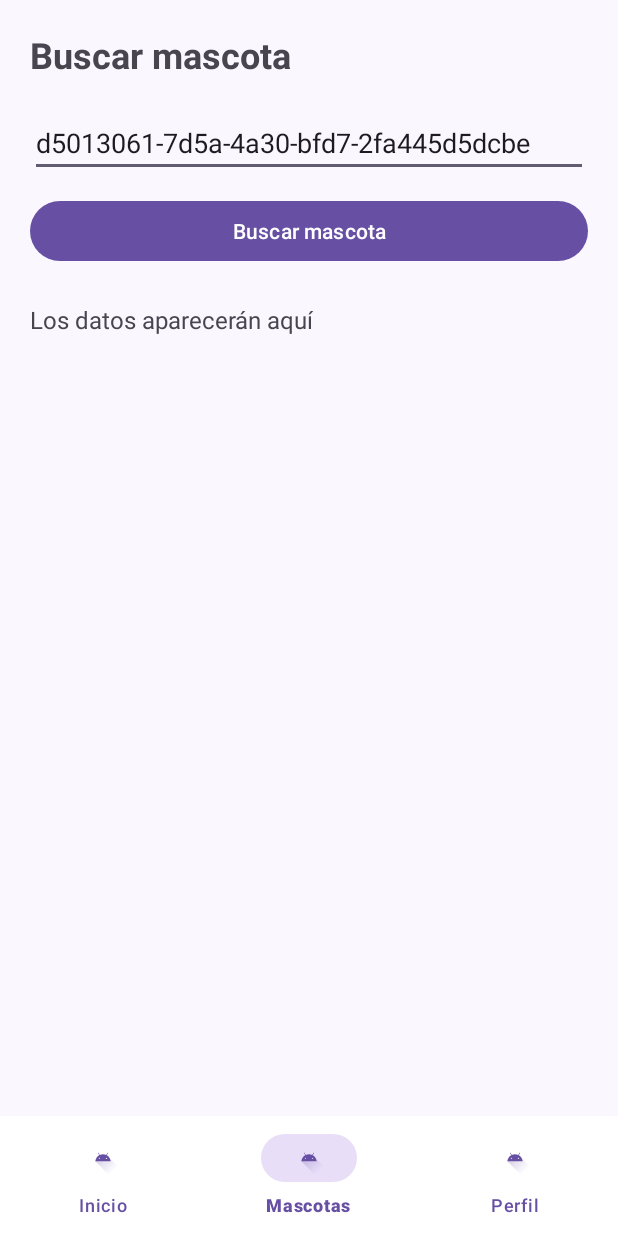
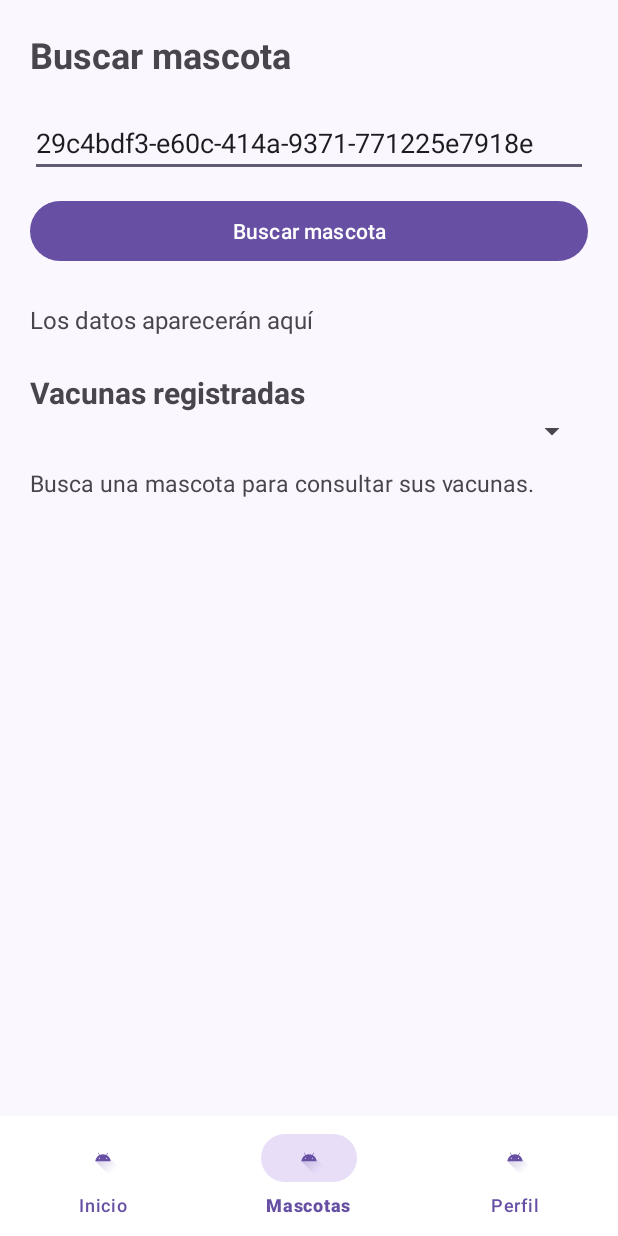
Before and after one commit to Einad004/Huellitas, an Android app: the BuscarMascota screen opened directly, with no data from a screen before it, on a phone screen of 412 x 824 dp. Run offline under Robolectric (Android 15) with nearby library versions, the phone set to English and light mode, and no system bars; our stand-ins replace Room's generated code.

Commit message:
CRUD VACUNA EN BASE DE DATOS

```diff
--- a/AppHuellitas/app/src/main/java/com/udh/apphuellitas/BuscarMascota.java
+++ b/AppHuellitas/app/src/main/java/com/udh/apphuellitas/BuscarMascota.java
@@ -6,13 +6,19 @@ import android.content.Intent;
 import android.content.SharedPreferences;
 import android.os.Bundle;
 import android.view.View;
+import android.widget.AdapterView;
+import android.widget.ArrayAdapter;
 import android.widget.Button;
 import android.widget.EditText;
+import android.widget.Spinner;
 import android.widget.TextView;
 
 import com.udh.apphuellitas.model.AppDatabase;
 import com.udh.apphuellitas.model.Mascota;
+import com.udh.apphuellitas.model.Vacuna;
 
+import java.util.ArrayList;
+import java.util.List;
 import java.util.concurrent.ExecutorService;
 import java.util.concurrent.Executors;
 
@@ -27,8 +33,16 @@ public class BuscarMascota extends MenuActivity {
 
     private AppDatabase db;
     private ExecutorService io;
+    private Mascota mascotaEncontrada;
 
-    private Mascota mascotaEncontrada;
+    // VACUNA
+
+    private Spinner spVacunas;
+    private TextView txtDetalleVacuna;
+    private Button btnEliminarVacuna;
+    private List<Vacuna> vacunas = new ArrayList<>();
+    private Vacuna vacunaSeleccionada;
+
 
     @Override
     protected void onCreate(Bundle savedInstanceState) {
@@ -38,17 +52,19 @@ public class BuscarMascota extends MenuActivity {
 
         etBuscarId = findViewById(R.id.etBuscarId);
         txtResultado = findViewById(R.id.txtResultado);
+        btnBuscarId = findViewById(R.id.btnBuscarId);
+        btnEditarMascota = findViewById(R.id.btnEditarMascota);
+        btnEliminarMascota = findViewById(R.id.btnEliminarMascota);
 
-        btnBuscarId = findViewById(R.id.btnBuscarId);
-        btnEditarMascota =
-                findViewById(R.id.btnEditarMascota);
-        btnEliminarMascota =
-                findViewById(R.id.btnEliminarMascota);
+        spVacunas = findViewById(R.id.spVacunas);
+        txtDetalleVacuna = findViewById(R.id.txtDetalleVacuna);
+        btnEliminarVacuna = findViewById(R.id.btnEliminarVacuna);
 
         db = AppDatabase.getInstance(this);
         io = Executors.newSingleThreadExecutor();
 
         btnBuscarId.setOnClickListener(v -> buscarMascota());
+
 
         btnEditarMascota.setOnClickListener(v -> {
 
@@ -64,6 +80,13 @@ public class BuscarMascota extends MenuActivity {
                     mascotaEncontrada.getIdMascota()
             );
 
+            if (vacunaSeleccionada != null) {
+                intent.putExtra(
+                        "ID_VACUNA",
+                        vacunaSeleccionada.getIdVacuna()
+                );
+            }
+
             startActivity(intent);
         });
 
@@ -73,12 +96,39 @@ public class BuscarMascota extends MenuActivity {
                 confirmarEliminacion();
             }
         });
+
+        // VACUNA
+        spVacunas.setOnItemSelectedListener(
+                new AdapterView.OnItemSelectedListener() {
+
+                    @Override
+                    public void onItemSelected(
+                            AdapterView<?> parent,
+                            View view,
+                            int position,
+                            long id) {
+
+                        if (position < vacunas.size()) {
+                            vacunaSeleccionada = vacunas.get(position);
+
+                            txtDetalleVacuna.setText(
+                                    "Vacuna: " + vacunaSeleccionada.getNombreVacuna()
+                                            + "\nLote: " + vacunaSeleccionada.getLote()
+                                            + "\nFecha: " + vacunaSeleccionada.getFechaAplicacion()
+                            );
+
+                            btnEliminarVacuna.setEnabled(true);
+                        }
+                    }
+
+                    @Override
+                    public void onNothingSelected(AdapterView<?> parent) {
+                    }
+                });
+
     }
 
-    // ===================================
     // BUSCAR MASCOTA POR ID
-    // ===================================
-
     private void buscarMascota() {
 
         String id = etBuscarId.getText()
@@ -100,8 +150,7 @@ public class BuscarMascota extends MenuActivity {
 
             try {
 
-                Mascota mascota =
-                        db.mascotaDao().buscarPorId(id);
+                Mascota mascota = db.mascotaDao().buscarPorId(id);
 
                 runOnUiThread(() -> {
 
@@ -134,6 +183,8 @@ public class BuscarMascota extends MenuActivity {
                                         mascota.getFechaNacimiento()
                         );
 
+                        listarVacunas(mascota.getIdMascota());
+
                         btnEditarMascota.setVisibility(
                                 View.VISIBLE
                         );
@@ -159,12 +210,10 @@ public class BuscarMascota extends MenuActivity {
                 );
             }
         });
+
     }
 
-    // ===================================
     // CONFIRMAR ELIMINACIÓN
-    // ===================================
-
     private void confirmarEliminacion() {
 
         new AlertDialog.Builder(this)
@@ -184,10 +233,7 @@ public class BuscarMascota extends MenuActivity {
                 .show();
     }
 
-    // ===================================
     // ELIMINAR DE ROOM
-    // ===================================
-
     private void eliminarMascota() {
 
         if (mascotaEncontrada == null) return;
@@ -263,6 +309,60 @@ public class BuscarMascota extends MenuActivity {
         }
     }
 
+    // VACUNA
+    private void listarVacunas(String idMascota) {
+
+        vacunaSeleccionada = null;
+        btnEliminarVacuna.setEnabled(false);
+
+        io.execute(() -> {
+
+            try {
+                List<Vacuna> lista = db.vacunaDao()
+                        .listarPorMascota(idMascota);
+
+                runOnUiThread(() -> {
+
+                    vacunas = lista;
+
+                    List<String> nombres = new ArrayList<>();
+
+                    for (Vacuna vacuna : vacunas) {
+                        nombres.add(vacuna.getNombreVacuna());
+                    }
+
+                    ArrayAdapter<String> adapter =
+                            new ArrayAdapter<>(
+                                    this,
+                                    android.R.layout.simple_spinner_item,
+                                    nombres
+                            );
+
+                    adapter.setDropDownViewResource(
+                            android.R.layout.simple_spinner_dropdown_item
+                    );
+
+                    spVacunas.setAdapter(adapter);
+
+                    if (vacunas.isEmpty()) {
+                        txtDetalleVacuna.setText(
+                                "Esta mascota no tiene vacunas registradas."
+                        );
+                    }
+                });
+
+            } catch (Exception e) {
+
+                runOnUiThread(() ->
+                        txtDetalleVacuna.setText(
+                                "Error al consultar las vacunas"
+                        )
+                );
+            }
+        });
+    }
+
+
     @Override
     protected void onDestroy() {
         io.shutdown();
--- a/AppHuellitas/app/src/main/java/com/udh/apphuellitas/model/AppDatabase.java
+++ b/AppHuellitas/app/src/main/java/com/udh/apphuellitas/model/AppDatabase.java
@@ -7,13 +7,18 @@ import androidx.room.Room;
 import androidx.room.RoomDatabase;
 
 @Database(
-        entities = {Mascota.class},
-        version = 1,
+        entities = {
+                Mascota.class,
+                Vacuna.class
+        },
+        version = 2,
         exportSchema = false
 )
+
 public abstract class AppDatabase extends RoomDatabase {
 
     public abstract MascotaDao mascotaDao();
+    public abstract VacunaDao vacunaDao();
 
     private static volatile AppDatabase INSTANCE;
 
--- /dev/null
+++ b/AppHuellitas/app/src/main/java/com/udh/apphuellitas/model/VacunaDao.java
@@ -0,0 +1,29 @@
+package com.udh.apphuellitas.model;
+
+import androidx.room.Dao;
+import androidx.room.Delete;
+import androidx.room.Insert;
+import androidx.room.Query;
+import androidx.room.Update;
+
+import java.util.List;
+
+@Dao
+public interface VacunaDao {
+
+    @Insert
+    void insertar(Vacuna vacuna);
+
+    @Query("SELECT * FROM vacunas WHERE idMascota = :idMascota")
+    List<Vacuna> listarPorMascota(String idMascota);
+
+    @Query("SELECT * FROM vacunas WHERE idVacuna = :id")
+    Vacuna buscarPorId(String id);
+
+    @Update
+    int actualizar(Vacuna vacuna);
+
+    @Delete
+    int eliminar(Vacuna vacuna);
+
+}
--- a/AppHuellitas/app/src/main/res/layout/activity_buscar_mascota.xml
+++ b/AppHuellitas/app/src/main/res/layout/activity_buscar_mascota.xml
@@ -31,7 +31,7 @@
                 android:layout_width="match_parent"
                 android:layout_height="wrap_content"
                 android:layout_marginTop="20dp"
-                android:text="d5013061-7d5a-4a30-bfd7-2fa445d5dcbe"
+                android:text="29c4bdf3-e60c-414a-9371-771225e7918e"
                 android:inputType="text" />
 
             <Button
@@ -49,6 +49,37 @@
                 android:text="Los datos aparecerán aquí"
                 android:textSize="16sp"
                 />
+
+
+            <TextView
+                android:layout_width="match_parent"
+                android:layout_height="wrap_content"
+                android:layout_marginTop="24dp"
+                android:text="Vacunas registradas"
+                android:textSize="20sp"
+                android:textStyle="bold" />
+
+            <Spinner
+                android:id="@+id/spVacunas"
+                android:layout_width="match_parent"
+                android:layout_height="wrap_content" />
+
+            <TextView
+                android:id="@+id/txtDetalleVacuna"
+                android:layout_width="match_parent"
+                android:layout_height="wrap_content"
+                android:layout_marginTop="12dp"
+                android:text="Busca una mascota para consultar sus vacunas."
+                android:textSize="15sp" />
+
+            <Button
+                android:id="@+id/btnEliminarVacuna"
+                android:layout_width="match_parent"
+                android:layout_height="wrap_content"
+                android:text="Eliminar vacuna"
+                android:enabled="false"
+                android:visibility="gone" />
+
 
             <Button
                 android:id="@+id/btnEditarMascota"
--- a/AppHuellitas/app/src/main/res/layout/activity_registro.xml
+++ b/AppHuellitas/app/src/main/res/layout/activity_registro.xml
@@ -146,6 +146,12 @@
                 android:hint="Nombre de la vacuna"
                 android:inputType="textCapWords" />
 
+            <LinearLayout
+                android:id="@+id/contenedorVacunas"
+                android:layout_width="match_parent"
+                android:layout_height="wrap_content"
+                android:orientation="vertical" />
+
             <EditText
                 android:id="@+id/etLoteVacuna"
                 android:layout_width="match_parent"
```
Also changed, not shown: AppHuellitas/app/src/main/java/com/udh/apphuellitas/Registro.java (+170 -309 lines), AppHuellitas/app/src/main/java/com/udh/apphuellitas/model/Vacuna.java (+16 -14 lines).
